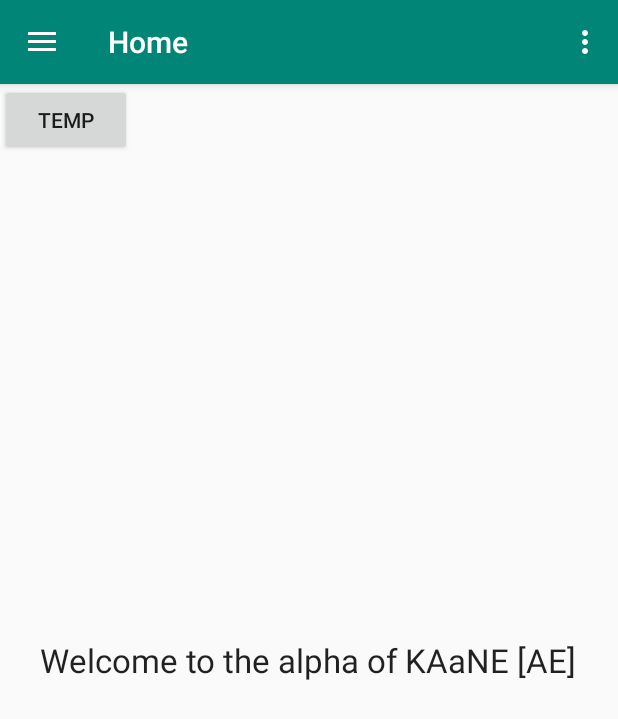
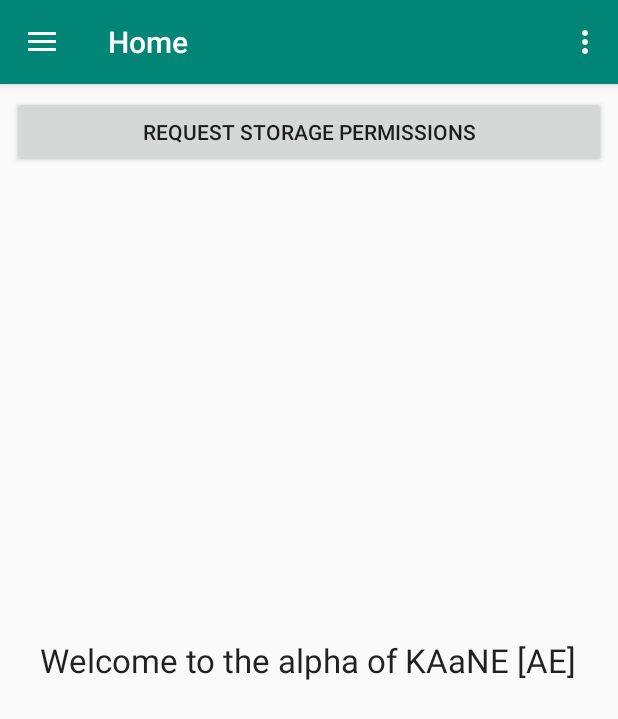
Before and after one commit to ggtylerr/KAaNE-AE-, an Android app: the screen it shows after launch (MainActivity), on a phone screen of 412 x 824 dp. Shown: the top 719 px of the screen. Run offline under Robolectric (Android 15) with nearby library versions, the phone set to English and light mode, and no system bars.

Commit message:
added request perms button
Found in the home screen.

```diff
--- a/app/src/main/java/com/ggtylerr/kaane_ae/HomeScreen.java
+++ b/app/src/main/java/com/ggtylerr/kaane_ae/HomeScreen.java
@@ -1,7 +1,9 @@
 package com.ggtylerr.kaane_ae;
 
+import android.Manifest;
 import android.content.Context;
 import android.content.SharedPreferences;
+import android.content.pm.PackageManager;
 import android.os.Bundle;
 import android.view.LayoutInflater;
 import android.view.View;
@@ -10,14 +12,24 @@ import android.widget.Button;
 import android.widget.Toast;
 
 import androidx.annotation.Nullable;
+import androidx.core.app.ActivityCompat;
+import androidx.core.content.ContextCompat;
 import androidx.fragment.app.Fragment;
 import androidx.preference.PreferenceManager;
 
 public class HomeScreen extends Fragment {
+    int PermRequestCode = 69;
     @Nullable
     @Override
     public View onCreateView(LayoutInflater inflater, @Nullable ViewGroup container, @Nullable Bundle savedInstanceState) {
-        return inflater.inflate(R.layout.fragment_home, container, false);
+        View view = inflater.inflate(R.layout.fragment_home, container, false);
+        Button button = view.findViewById(R.id.home_perms_btn);
+        button.setOnClickListener((View v) -> {
+            if (ContextCompat.checkSelfPermission(getContext(), Manifest.permission.WRITE_EXTERNAL_STORAGE) != PackageManager.PERMISSION_GRANTED) {
+                ActivityCompat.requestPermissions(getActivity(),new String[]{Manifest.permission.WRITE_EXTERNAL_STORAGE},PermRequestCode);
+            }
+        });
+        return view;
     }
 
 
--- a/app/src/main/java/com/ggtylerr/kaane_ae/MainActivity.java
+++ b/app/src/main/java/com/ggtylerr/kaane_ae/MainActivity.java
@@ -1,6 +1,5 @@
 package com.ggtylerr.kaane_ae;
 
-import android.content.Context;
 import android.content.Intent;
 import android.content.SharedPreferences;
 import android.content.res.ColorStateList;
@@ -26,7 +25,6 @@ import androidx.fragment.app.FragmentTransaction;
 import androidx.preference.PreferenceManager;
 
 import android.view.Menu;
-import android.widget.Toast;
 
 /**
  * KAaNE [AE]
--- a/app/src/main/res/layout/fragment_home.xml
+++ b/app/src/main/res/layout/fragment_home.xml
@@ -13,13 +13,15 @@
         android:layout_centerHorizontal="true" />
 
     <Button
-        android:id="@+id/button"
+        android:id="@+id/home_perms_btn"
         android:layout_width="wrap_content"
         android:layout_height="wrap_content"
         android:layout_alignParentStart="true"
         android:layout_alignParentTop="true"
-        android:layout_marginStart="0dp"
-        android:layout_marginTop="0dp"
-        android:text="temp" />
+        android:layout_alignParentEnd="true"
+        android:layout_marginStart="8dp"
+        android:layout_marginTop="8dp"
+        android:layout_marginEnd="8dp"
+        android:text="@string/home_request_perms" />
 
 </RelativeLayout>
--- a/app/src/main/res/values/strings.xml
+++ b/app/src/main/res/values/strings.xml
@@ -43,8 +43,9 @@
     <string name="menu_vanilla_button">The Button</string>
     <string name="menu_vanilla_keypad">Keypad</string>
 
-    <!-- Home Screen String -->
+    <!-- Home Screen Strings -->
     <string name="home_string">Welcome to the alpha of KAaNE [AE]</string>
+    <string name="home_request_perms">Request Storage Permissions</string>
 
     <!-- Bomb Setting Strings -->
     <string name="bomb_settings_ind">Indicators</string>
```
Also changed, not shown: 1 other file.
